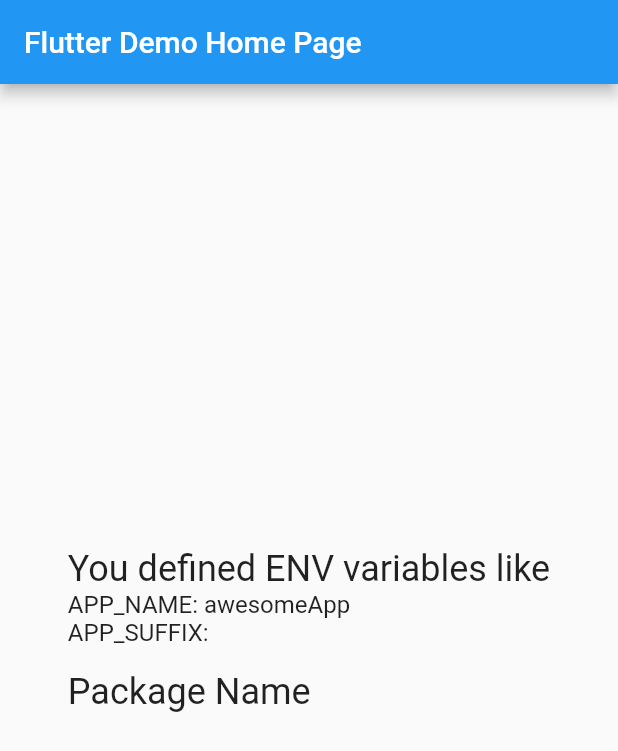
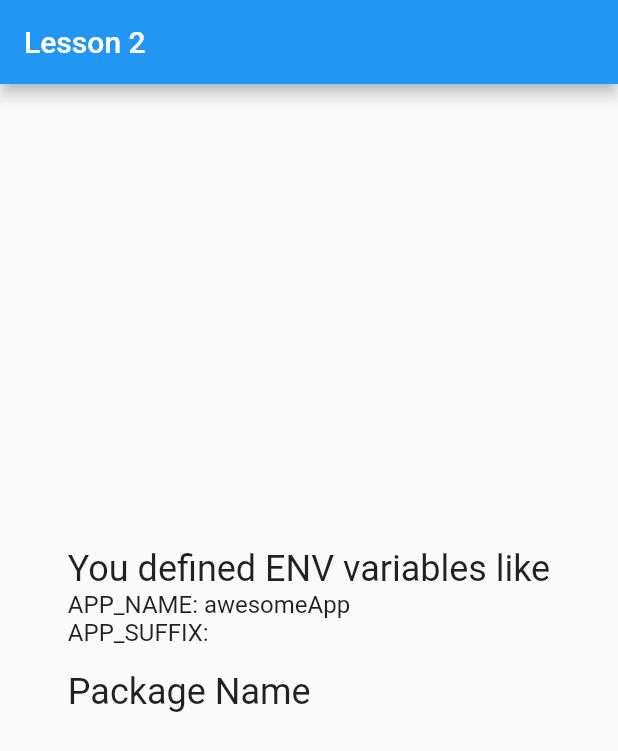
Before and after one commit to ToanMobile/Flutter_Multi_Environment, a Flutter app: the screen it shows after launch, on a phone screen of 412 x 824 dp. Shown: the top 751 px of the screen. Run offline on Flutter 3.47's test engine with Material 2 defaults, Android fonts, the phone set to English and light mode, and no system bars; our stand-ins replace package_info_plus.

Commit message:
change title in appbar.

```diff
--- a/lib/main.dart
+++ b/lib/main.dart
@@ -32,7 +32,7 @@ class MyApp extends StatelessWidget {
         // is not restarted.
         primarySwatch: Colors.blue,
       ),
-      home: MyHomePage(key: Key(""),title: 'Flutter Demo Home Page'),
+      home: MyHomePage(key: Key(""),title: 'Lesson 2'),
     );
   }
 }
```
